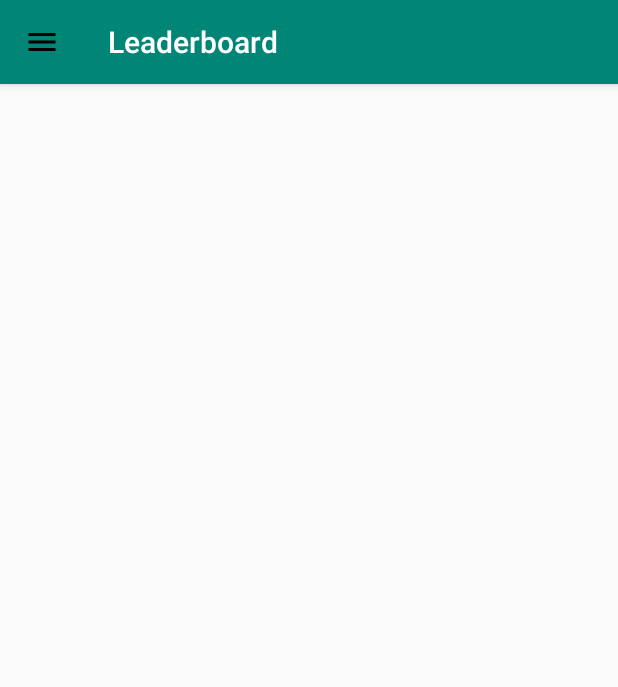
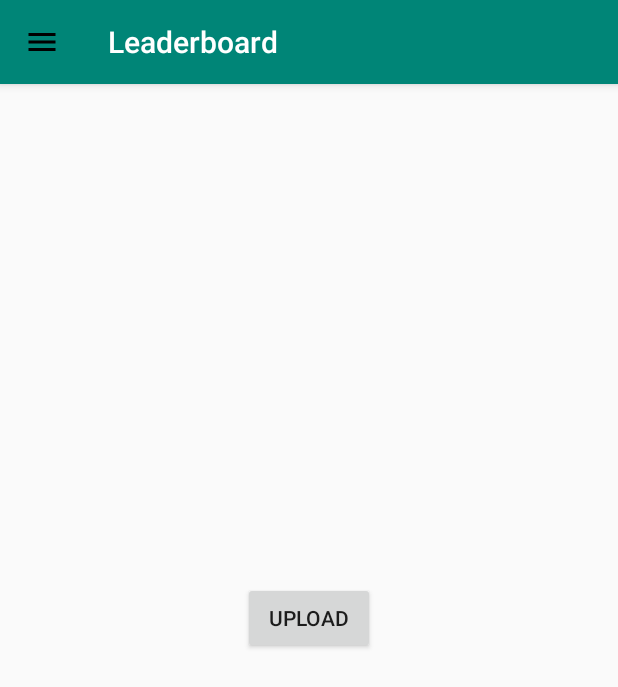
Before and after one commit to femisd/FitPic, an Android app: the screen it shows after launch (Leaderboard), in the side drawer, after a tap on "Leaderboard", on a phone screen of 412 x 824 dp. Shown: the top 687 px of the screen. Run offline under Robolectric (Android 15) with nearby library versions, the phone set to English and light mode, and no system bars; our stand-ins replace Firebase (no records; nobody signed in at launch, a user with empty details on screens opened directly); libraries missing offline, so code that uses them is left out: com.firebase.ui; 1 statement that could not run was skipped.

Commit message:
Enabled reading data from firebase in real time as well offline functionalities.

```diff
--- a/app/build.gradle
+++ b/app/build.gradle
@@ -28,6 +28,7 @@ dependencies {
     implementation 'com.google.firebase:firebase-auth:16.2.0'
     implementation 'com.firebaseui:firebase-ui-auth:4.3.1'
     implementation 'com.android.support.constraint:constraint-layout:1.1.3'
+    implementation 'com.google.firebase:firebase-database:16.0.1'
     testImplementation 'junit:junit:4.12'
     androidTestImplementation 'com.android.support.test:runner:1.0.2'
     androidTestImplementation 'com.android.support.test.espresso:espresso-core:3.0.2'
--- a/app/src/main/java/com/example/offlinemaps/FriendAdapterClass.java
+++ b/app/src/main/java/com/example/offlinemaps/FriendAdapterClass.java
@@ -33,7 +33,7 @@ public class FriendAdapterClass extends ArrayAdapter {
         User currentUser = userList.get(position);
 
         ImageView image = (ImageView) listItem.findViewById(R.id.iv_profile_pic);
-        image.setImageResource(currentUser.getmProfilePicture());
+        image.setImageResource((int) currentUser.getmProfilePicture());
 
         TextView name = (TextView) listItem.findViewById(R.id.tv_username);
         name.setText(currentUser.getmUsername());
--- a/app/src/main/java/com/example/offlinemaps/FriendsUI.java
+++ b/app/src/main/java/com/example/offlinemaps/FriendsUI.java
@@ -4,23 +4,25 @@ import android.content.Intent;
 import android.os.Bundle;
 import android.os.Handler;
 import android.support.annotation.NonNull;
-import android.support.design.widget.FloatingActionButton;
 import android.support.design.widget.NavigationView;
-import android.support.design.widget.Snackbar;
 import android.support.v4.view.GravityCompat;
 import android.support.v4.widget.DrawerLayout;
 import android.support.v7.app.ActionBar;
 import android.support.v7.app.AppCompatActivity;
 import android.support.v7.widget.Toolbar;
+import android.util.Log;
 import android.view.MenuItem;
-import android.view.View;
 import android.widget.ListView;
 import android.widget.Toast;
 
 import com.firebase.ui.auth.AuthUI;
-import com.google.android.gms.maps.GoogleMap;
 import com.google.firebase.auth.FirebaseAuth;
 import com.google.firebase.auth.FirebaseUser;
+import com.google.firebase.database.DataSnapshot;
+import com.google.firebase.database.DatabaseError;
+import com.google.firebase.database.DatabaseReference;
+import com.google.firebase.database.FirebaseDatabase;
+import com.google.firebase.database.ValueEventListener;
 
 import java.util.ArrayList;
 import java.util.Arrays;
@@ -37,9 +39,9 @@ public class FriendsUI extends AppCompatActivity {
     private static final int RC_SIGN_IN = 1;
     private List<AuthUI.IdpConfig> providers = Arrays.asList(
             new AuthUI.IdpConfig.EmailBuilder().build(),
-            new AuthUI.IdpConfig.PhoneBuilder().build(),
             new AuthUI.IdpConfig.GoogleBuilder().build()
     );
+    private DatabaseReference mDatabase;
 
     @Override
     protected void onCreate(Bundle savedInstanceState) {
@@ -52,21 +54,42 @@ public class FriendsUI extends AppCompatActivity {
         actionbar.setDisplayHomeAsUpEnabled(true);
         actionbar.setHomeAsUpIndicator(R.drawable.ic_menu_black_24dp);
 
+        FirebaseDatabase.getInstance().setPersistenceEnabled(true);
+        mDatabase = FirebaseDatabase.getInstance().getReference();
+
         //Allow user to sign in if not already.
         signIn();
 
         ListView friends = (ListView) findViewById(R.id.lv_friends_list);
         ArrayList<User> userList = new ArrayList<>();
+        final FriendAdapterClass friendsAdapter = new FriendAdapterClass(this, userList);
+
+        mDatabase.addValueEventListener(new ValueEventListener() {
+            @Override
+            public void onDataChange(@NonNull DataSnapshot dataSnapshot) {
+                for (DataSnapshot postSnapshot : dataSnapshot.getChildren()) {
+                    for (DataSnapshot userSnapshot : postSnapshot.getChildren()) {
+                        User user = userSnapshot.getValue(User.class);
+                        friendsAdapter.add(user);
+                        Log.d("USER", user.toString());
+                    }
+                }
+            }
+
+            @Override
+            public void onCancelled(@NonNull DatabaseError databaseError) {
+
+            }
+        });
+
         //Test data for list view
-        userList.add(new User(R.drawable.joy, "Mike", "Bournemouth, UK"));
-        userList.add(new User(R.drawable.common_google_signin_btn_text_dark_normal_background, "Ross", "London, UK"));
-        userList.add(new User(R.drawable.fui_ic_check_circle_black_128dp, "Femi", "Guildford, UK"));
-        userList.add(new User(R.drawable.googleg_standard_color_18, "Kai", "London, UK"));
-        userList.add(new User(R.drawable.common_google_signin_btn_icon_dark, "Vytenis", "Guildford, UK"));
-        userList.add(new User(R.drawable.common_google_signin_btn_icon_light, "Rayan", "Guildford, UK"));
+//        userList.add(new User(R.drawable.joy, "Mike", "Bournemouth, UK"));
+//        userList.add(new User(R.drawable.common_google_signin_btn_text_dark_normal_background, "Ross", "London, UK"));
+//        userList.add(new User(R.drawable.fui_ic_check_circle_black_128dp, "Femi", "Guildford, UK"));
+//        userList.add(new User(R.drawable.googleg_standard_color_18, "Kai", "London, UK"));
+//        userList.add(new User(R.drawable.common_google_signin_btn_icon_dark, "Vytenis", "Guildford, UK"));
+//        userList.add(new User(R.drawable.common_google_signin_btn_icon_light, "Rayan", "Guildford, UK"));
 
-
-        FriendAdapterClass friendsAdapter = new FriendAdapterClass(this, userList);
         friends.setAdapter(friendsAdapter);
 
         drawerLayout = findViewById(R.id.drawer_layout);
@@ -82,7 +105,7 @@ public class FriendsUI extends AppCompatActivity {
                         drawerLayout.closeDrawers();
 
                         //Update the UI based on the item selected
-                        switch(menuItem.getItemId()) {
+                        switch (menuItem.getItemId()) {
                             case R.id.nav_map:
                                 //Go to map activity.
                                 Intent map = new Intent(FriendsUI.this, MapsActivity.class);
@@ -105,8 +128,8 @@ public class FriendsUI extends AppCompatActivity {
     }
 
     /**
-    Method used to create a sign in page for the user and allow for them to sign themselves in
-     using either their google account or email address.
+     * Method used to create a sign in page for the user and allow for them to sign themselves in
+     * using either their google account or email address.
      */
     private void signIn() {
         //Authentication for user to begin using app
@@ -189,7 +212,7 @@ public class FriendsUI extends AppCompatActivity {
 
             @Override
             public void run() {
-                doubleBackToExitPressedOnce=false;
+                doubleBackToExitPressedOnce = false;
             }
         }, 2000);
     }
--- a/app/src/main/java/com/example/offlinemaps/Leaderboard.java
+++ b/app/src/main/java/com/example/offlinemaps/Leaderboard.java
@@ -2,20 +2,27 @@ package com.example.offlinemaps;
 
 import android.content.Intent;
 import android.os.Bundle;
-import android.support.design.widget.FloatingActionButton;
 import android.support.design.widget.NavigationView;
-import android.support.design.widget.Snackbar;
 import android.support.v4.view.GravityCompat;
 import android.support.v4.widget.DrawerLayout;
 import android.support.v7.app.ActionBar;
 import android.support.v7.app.AppCompatActivity;
 import android.support.v7.widget.Toolbar;
+import android.util.Log;
 import android.view.MenuItem;
 import android.view.View;
+import android.widget.Button;
+
+import com.google.firebase.database.DatabaseReference;
+import com.google.firebase.database.FirebaseDatabase;
 
 public class Leaderboard extends AppCompatActivity {
 
     private DrawerLayout drawerLayout;
+    private Button upload; //*
+
+    //Firebase fields
+    private DatabaseReference mDatabase;
 
     @Override
     protected void onCreate(Bundle savedInstanceState) {
@@ -26,6 +33,22 @@ public class Leaderboard extends AppCompatActivity {
         ActionBar actionbar = getSupportActionBar();
         actionbar.setDisplayHomeAsUpEnabled(true);
         actionbar.setHomeAsUpIndicator(R.drawable.ic_menu_black_24dp);
+
+        mDatabase = FirebaseDatabase.getInstance().getReference();
+        upload = (Button) findViewById(R.id.bt_upload_user);
+
+        //Test
+        final User user = new User(R.drawable.common_google_signin_btn_icon_light, "Femi", "Guilford, UK");
+
+        upload.setOnClickListener(new View.OnClickListener() {
+            @Override
+            public void onClick(View v) {
+                mDatabase.child("users").push().setValue(user);
+                Log.d("Leaderboard","Clicked");
+            }
+        });
+        //Test
+
 
         drawerLayout = findViewById(R.id.drawer_layout);
 
@@ -40,7 +63,7 @@ public class Leaderboard extends AppCompatActivity {
                         drawerLayout.closeDrawers();
 
                         //Update the UI based on the item selected
-                        switch(menuItem.getItemId()) {
+                        switch (menuItem.getItemId()) {
                             case R.id.nav_map:
                                 //Go to map activity.
                                 Intent map = new Intent(Leaderboard.this, MapsActivity.class);
@@ -61,6 +84,7 @@ public class Leaderboard extends AppCompatActivity {
                     }
                 });
 
+
     }
 
     @Override
--- a/app/src/main/res/layout/content_leaderboard.xml
+++ b/app/src/main/res/layout/content_leaderboard.xml
@@ -19,6 +19,13 @@
             android:background="?attr/colorPrimary"
             android:theme="@style/ThemeOverlay.AppCompat.ActionBar" />
 
+        <Button
+            android:layout_width="wrap_content"
+            android:layout_height="wrap_content"
+            android:layout_gravity="center"
+            android:text="Upload"
+            android:id="@+id/bt_upload_user"/>
+
     </FrameLayout>
 
 
```
Also changed, not shown: app/src/main/java/com/example/offlinemaps/User.java (+14 -3 lines), 1 other file.
